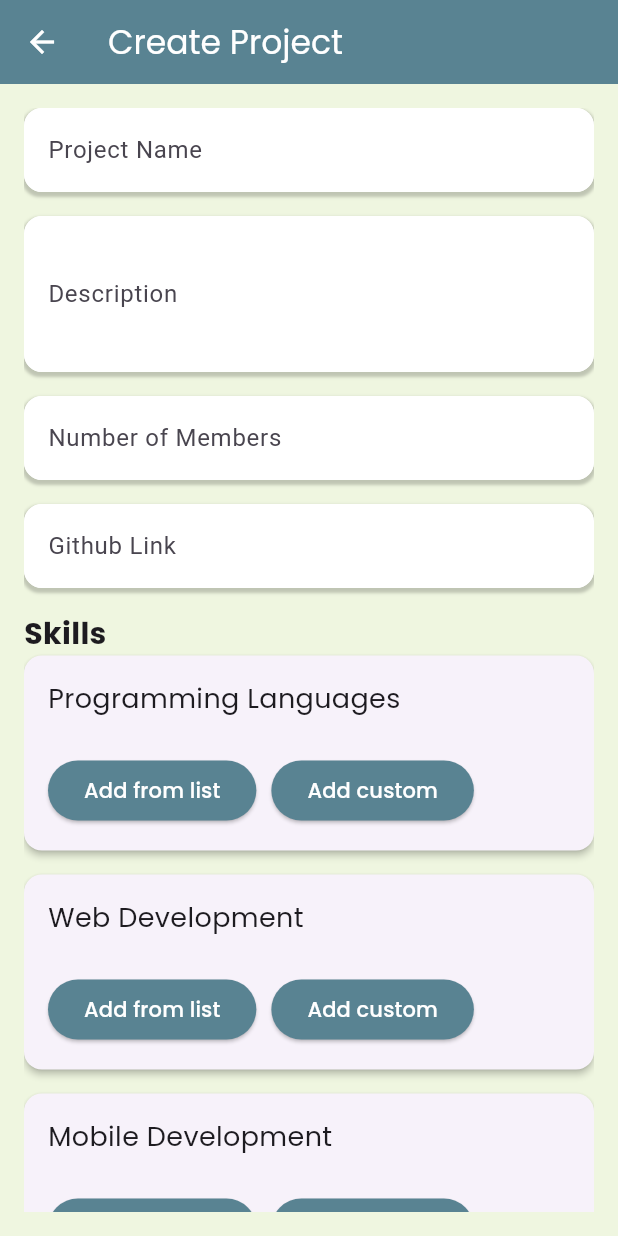
After one commit to lbrown169/Codennect, a Flutter app: the CreateProjectsPage screen opened directly, after a tap on the "arrow back" icon, after a tap on "New Project", on a phone screen of 412 x 824 dp. The commit adds this screen. Run offline on Flutter 3.47's test engine with Material 3 defaults, Android fonts, the phone set to English and light mode, and no system bars; our stand-ins replace google_fonts, shared_preferences; accounts and stored records are empty; network calls fail.

Commit message:
Profile, my projects, and create projects pages

```diff
--- /dev/null
+++ b/mobile/lib/pages/create_project_page.dart
@@ -0,0 +1,380 @@
+import 'package:flutter/material.dart';
+import 'package:google_fonts/google_fonts.dart';
+import 'package:mobile/integration/create_project_call.dart';
+import 'my_projects_page.dart';
+
+class CreateProjectsPage extends StatefulWidget {
+  const CreateProjectsPage({super.key});
+
+  @override
+  State<CreateProjectsPage> createState() => _CreateProjectsPageState();
+}
+
+class _CreateProjectsPageState extends State<CreateProjectsPage> {
+  final _nameController = TextEditingController();
+  final _descriptionController = TextEditingController();
+  final _memberCountController = TextEditingController();
+  final _githubLinkController = TextEditingController();
+  final _formKey = GlobalKey<FormState>();
+
+  int _memberCount = 1;
+
+  List<String> programSkills = [];
+  List<String> webDevelopmentSkills = [];
+  List<String> backendSkills = [];
+  List<String> mobileSkills = [];
+  List<String> otherToolsSkills = [];
+
+  final TextEditingController programLangController = TextEditingController();
+  final TextEditingController webDevelopmentController =
+      TextEditingController();
+  final TextEditingController backendController = TextEditingController();
+  final TextEditingController mobileController = TextEditingController();
+  final TextEditingController otherToolsController = TextEditingController();
+
+  List<String> programLangBank = [
+    'C#',
+    'C++',
+    'Dart',
+    'Java',
+    'JavaScript',
+    'Swift',
+    'TypeScript'
+  ];
+  List<String> webDevelopmentBank = [
+    'Angular',
+    'Express.js',
+    'Node.js',
+    'React',
+    'Vue.js'
+  ];
+  List<String> backendBank = [
+    'Firebase',
+    'GraphQL',
+    'MongoDB',
+    'MySQL',
+    'PostgreSQL',
+    'REST API'
+  ];
+  List<String> mobileDevelopmentBank = [
+    'Android (Kotlin/Java)',
+    'Flutter',
+    'React Native',
+    'iOS (Swift)'
+  ];
+  List<String> otherToolsBank = [
+    'Arduino',
+    'AWS',
+    'Docker',
+    'Figma (UI/UX)',
+    'Google Cloud',
+    'Machine Learning',
+    'OpenAI API',
+    'Raspberry Pi',
+    'TensorFlow'
+  ];
+
+  void addCustomItem(String item, List<String> list) {
+    setState(() {
+      if (item.trim().isNotEmpty) list.add(item.trim());
+    });
+  }
+
+  void addItemFromBank(String item, List<String> list) {
+    setState(() {
+      if (!list.contains(item)) list.add(item);
+    });
+  }
+
+  Widget buildSection(String title, List<String> list, List<String> bank,
+      TextEditingController controller, String inputHint) {
+    return Card(
+      shape: RoundedRectangleBorder(borderRadius: BorderRadius.circular(12)),
+      elevation: 2,
+      margin: const EdgeInsets.only(bottom: 16),
+      child: Padding(
+        padding: const EdgeInsets.all(16),
+        child: Column(
+          crossAxisAlignment: CrossAxisAlignment.start,
+          children: [
+            Text(title, style: GoogleFonts.poppins(fontSize: 18)),
+            const SizedBox(height: 12),
+            Wrap(
+              spacing: 8,
+              runSpacing: 8,
+              children: list
+                  .map((item) => Chip(
+                        label: Text(item, style: GoogleFonts.poppins()),
+                        backgroundColor: const Color(0xFF9DB4C0),
+                        labelStyle: const TextStyle(color: Colors.black),
+                      ))
+                  .toList(),
+            ),
+            const SizedBox(height: 12),
+            Row(
+              children: [
+                ElevatedButton(
+                  onPressed: () {
+                    openBankDialog(context, bank, (item) {
+                      addItemFromBank(item, list);
+                    });
+                  },
+                  style: ElevatedButton.styleFrom(
+                    backgroundColor: const Color(0xFF598392),
+                  ),
+                  child: Text("Add from list",
+                      style: GoogleFonts.poppins(
+                        color: Colors.white,
+                      )),
+                ),
+                const SizedBox(width: 10),
+                ElevatedButton(
+                  onPressed: () {
+                    showDialog(
+                      context: context,
+                      builder: (context) {
+                        return AlertDialog(
+                          title: Text('Enter $title',
+                              style: GoogleFonts.poppins()),
+                          content: TextField(
+                            controller: controller,
+                            decoration: InputDecoration(hintText: inputHint),
+                          ),
+                          actions: [
+                            TextButton(
+                              onPressed: () {
+                                addCustomItem(controller.text, list);
+                                controller.clear();
+                                Navigator.of(context).pop();
+                              },
+                              child: Text('Add', style: GoogleFonts.poppins()),
+                            ),
+                          ],
+                        );
+                      },
+                    );
+                  },
+                  style: ElevatedButton.styleFrom(
+                    backgroundColor: const Color(0xFF598392),
+                  ),
+                  child: Text("Add custom",
+                      style: GoogleFonts.poppins(
+                        color: Colors.white,
+                      )),
+                ),
+              ],
+            ),
+          ],
+        ),
+      ),
+    );
+  }
+
+  void _saveProject() async {
+    if (_formKey.currentState?.validate() ?? false) {
+      print('Project Name: ${_nameController.text}');
+      print('Description: ${_descriptionController.text}');
+      print('Member Count: $_memberCount');
+
+      final success = await CreateProjectCall.createProject(
+        name: _nameController.text,
+        description: _descriptionController.text,
+        memberLimit: _memberCount,
+      );
+
+      if (success) {
+        ScaffoldMessenger.of(context).showSnackBar(
+          const SnackBar(content: Text('Project saved successfully!')),
+        );
+        Navigator.pushReplacement(
+          context,
+          MaterialPageRoute(builder: (context) => const MyProjectsPage()),
+        );
+      } else {
+        ScaffoldMessenger.of(context).showSnackBar(
+          const SnackBar(content: Text('Failed to save project.')),
+        );
+      }
+    } else {
+      ScaffoldMessenger.of(context).showSnackBar(
+        const SnackBar(content: Text('Please fill in all required fields.')),
+      );
+    }
+  }
+
+  @override
+  Widget build(BuildContext context) {
+    return Scaffold(
+      backgroundColor: const Color(0xFFEFF6E0),
+      appBar: AppBar(
+        backgroundColor: const Color(0xFF598392),
+        title: Text(
+          'Create Project',
+          style: GoogleFonts.poppins(color: Colors.white),
+        ),
+        leading: IconButton(
+          icon: const Icon(Icons.arrow_back, color: Colors.white),
+          onPressed: () {
+            Navigator.pushReplacement(
+              context,
+              MaterialPageRoute(builder: (context) => const MyProjectsPage()),
+            );
+          },
+        ),
+      ),
+      body: Padding(
+        padding: const EdgeInsets.all(16.0),
+        child: Form(
+          key: _formKey,
+          child: ListView(
+            children: [
+              _buildTextInput('Project Name', _nameController,
+                  isRequired: true),
+              const SizedBox(height: 16),
+              _buildTextInput('Description', _descriptionController,
+                  isRequired: true, maxLines: 3),
+              const SizedBox(height: 16),
+              _buildTextInput(
+                'Number of Members',
+                _memberCountController,
+                isNumber: true,
+                onChanged: (val) =>
+                    setState(() => _memberCount = int.tryParse(val) ?? 1),
+              ),
+              const SizedBox(height: 16),
+              _buildTextInput('Github Link', _githubLinkController,
+                  isRequired: false),
+              const SizedBox(height: 16),
+              Text('Skills',
+                  style: GoogleFonts.poppins(
+                      fontWeight: FontWeight.bold, fontSize: 20)),
+              buildSection("Programming Languages", programSkills,
+                  programLangBank, programLangController, "Enter a skill"),
+              buildSection(
+                  "Web Development",
+                  webDevelopmentSkills,
+                  webDevelopmentBank,
+                  webDevelopmentController,
+                  "Enter a skill"),
+              buildSection("Mobile Development", mobileSkills,
+                  mobileDevelopmentBank, mobileController, "Enter a skill"),
+              buildSection("Backend and Database", backendSkills, backendBank,
+                  backendController, "Enter a skill"),
+              buildSection("Other Tools", otherToolsSkills, otherToolsBank,
+                  otherToolsController, "Enter a skill"),
+              ElevatedButton(
+                onPressed: _saveProject,
+                style: ElevatedButton.styleFrom(
+                  backgroundColor: const Color(0xFF124559),
+                  padding: const EdgeInsets.symmetric(vertical: 14),
+                ),
+                child: Text('Save Project',
+                    style: GoogleFonts.poppins(color: Colors.white)),
+              ),
+            ],
+          ),
+        ),
+      ),
+    );
+  }
+
+  Widget _buildTextInput(
+    String label,
+    TextEditingController controller, {
+    bool isRequired = false,
+    bool isNumber = false,
+    int maxLines = 1,
+    void Function(String)? onChanged,
+  }) {
+    return Container(
+      decoration: BoxDecoration(
+        color: Colors.white, // Background color of the container
+        borderRadius: BorderRadius.circular(12), // Rounded corners
+        boxShadow: [
+          BoxShadow(
+            color: Colors.black.withOpacity(0.2), // Shadow color with opacity
+            spreadRadius: 1, // How much the shadow spreads
+            blurRadius: 1, // How blurry the shadow is
+            offset:
+                Offset(0, 2), // Position of the shadow (horizontal, vertical)
+          ),
+        ],
+      ),
+      child: TextFormField(
+        controller: controller,
+        keyboardType: isNumber ? TextInputType.number : TextInputType.text,
+        maxLines: maxLines,
+        decoration: InputDecoration(
+          labelText: label,
+          filled: true,
+          fillColor: Colors.white,
+          border: OutlineInputBorder(
+            borderRadius:
+                BorderRadius.circular(12),
+          ),
+          enabledBorder: OutlineInputBorder(
+          borderSide: BorderSide(
+            color: Colors.transparent, // Border color when not focused
+            width: 2.0, // Border width
+          ),
+          borderRadius: BorderRadius.circular(12), // Same rounded corners
+        ),
+          focusedBorder: OutlineInputBorder(
+            borderSide: BorderSide(
+              color: const Color.fromARGB(255, 80, 145, 142), // Border color when focused
+              width: 2.0, // Border width
+            ),
+            borderRadius: BorderRadius.circular(12), // Same rounded corners
+          ),
+          errorBorder: OutlineInputBorder(
+            borderSide: BorderSide(
+              color: Colors.red, // Border color when there is an error
+              width: 2.0, // Border width
+            ),
+            borderRadius: BorderRadius.circular(12), // Same rounded corners
+          ),
+          focusedErrorBorder: OutlineInputBorder(
+            borderSide: BorderSide(
+              color: Colors.red, // Border color when focused and there's an error
+              width: 2.0, // Border width
+            ),
+            borderRadius: BorderRadius.circular(12), // Same rounded corners
+          ),
+        ),
+        onChanged: onChanged,
+        validator: isRequired
+            ? (val) =>
+                (val == null || val.isEmpty) ? '$label is required' : null
+            : null,
+      ),
+    );
+  }
+
+  void openBankDialog(BuildContext context, List<String> bank,
+      Function(String) onItemSelected) {
+    showDialog(
+      context: context,
+      builder: (context) {
+        return AlertDialog(
+          title: Text('Choose an item', style: GoogleFonts.poppins()),
+          content: SizedBox(
+            height: 200,
+            width: double.maxFinite,
+            child: ListView.builder(
+              itemCount: bank.length,
+              itemBuilder: (context, index) {
+                return ListTile(
+                  title: Text(bank[index], style: GoogleFonts.poppins()),
+                  onTap: () {
+                    onItemSelected(bank[index]);
+                    Navigator.of(context).pop();
+                  },
+                );
+              },
+            ),
+          ),
+        );
+      },
+    );
+  }
+}
--- a/mobile/lib/pages/home_page.dart
+++ b/mobile/lib/pages/home_page.dart
@@ -1,6 +1,8 @@
 import 'package:flutter/material.dart';
 import 'package:google_fonts/google_fonts.dart';
 import 'package:mobile/pages/browse_projects_page.dart';
+import 'package:mobile/pages/profile_page.dart';
+import 'package:mobile/pages/my_projects_page.dart';
 
 class HomePage extends StatelessWidget {
   const HomePage({Key? key}) : super(key: key);
@@ -132,12 +134,14 @@ class HomePage extends StatelessWidget {
                         Icons.person_outline,
                         "My Profile",
                         Color(0xFFFFFFFF),
+                        navigateTo: const ProfilePage(),
                       ),
                       _buildServiceCard(
                         context,
                         Icons.folder_open,
                         "My Projects",
                         Color(0xFFFFFFFF),
+                        navigateTo: const MyProjectsPage(),
                       ),
                       _buildServiceCard(
                         context,
--- /dev/null
+++ b/mobile/lib/pages/my_projects_page.dart
@@ -0,0 +1,147 @@
+import 'package:flutter/material.dart';
+import 'package:google_fonts/google_fonts.dart';
+import '../objects/project.dart';
+import '../integration/get_projects_call.dart';
+import 'create_project_page.dart';
+
+class MyProjectsPage extends StatefulWidget {
+  const MyProjectsPage({super.key});
+
+  @override
+  State<MyProjectsPage> createState() => _MyProjectsPageState();
+}
+
+class _MyProjectsPageState extends State<MyProjectsPage> {
+  late Future<List<Project>> _projectsFuture;
+
+  @override
+  void initState() {
+    super.initState();
+    //Need to edit call to get only users projects
+    _projectsFuture = GetProjectsListCall.getProjects().then((data) {
+      return data.map((json) => Project.fromJson(json)).toList();
+    });
+  }
+
+  void _goBack() {
+    Navigator.of(context).pop();
+  }
+
+  void _addProject() {
+    Navigator.pushReplacement(
+      context,
+      MaterialPageRoute(builder: (context) => const CreateProjectsPage()),
+    );
+  }
+
+  @override
+  Widget build(BuildContext context) {
+    return Scaffold(
+      backgroundColor: const Color(0xFFEFF6E0),
+      appBar: AppBar(
+        backgroundColor: const Color(0xFF598392),
+        title: Text(
+          "My Projects",
+          style: GoogleFonts.poppins(color: Colors.white),
+        ),
+        leading: IconButton(
+          icon: const Icon(Icons.arrow_back, color: Colors.white),
+          onPressed: _goBack,
+        ),
+        actions: [
+          Padding(
+            padding:
+                const EdgeInsets.only(right: 16),
+            child: Container(
+              decoration: BoxDecoration(
+                border: Border.all(color: Colors.white, width: 2),
+                borderRadius: BorderRadius.circular(8),
+              ),
+              child: TextButton(
+                onPressed: _addProject,
+                style: TextButton.styleFrom(
+                  padding: const EdgeInsets.symmetric(horizontal: 12, vertical: 1),
+                ),
+                child: Text(
+                  "New Project",
+                  style: GoogleFonts.poppins(color: Colors.white),
+                ),
+              ),
+            ),
+          ),
+        ],
+      ),
+      body: FutureBuilder<List<Project>>(
+        future: _projectsFuture,
+        builder: (context, snapshot) {
+          if (snapshot.connectionState == ConnectionState.waiting) {
+            return const Center(child: CircularProgressIndicator());
+          } else if (snapshot.hasError) {
+            return Center(child: Text("Error: ${snapshot.error}"));
+          } else if (!snapshot.hasData || snapshot.data!.isEmpty) {
+            return const Center(child: Text("No projects found."));
+          }
+
+          final projects = snapshot.data!;
+
+          return ListView.builder(
+            padding: const EdgeInsets.all(16),
+            itemCount: projects.length,
+            itemBuilder: (context, index) {
+              final project = projects[index];
+              return Card(
+                shape: RoundedRectangleBorder(
+                  borderRadius: BorderRadius.circular(12),
+                ),
+                margin: const EdgeInsets.only(bottom: 12),
+                elevation: 3,
+                child: Padding(
+                  padding: const EdgeInsets.all(16),
+                  child: Column(
+                    crossAxisAlignment: CrossAxisAlignment.start,
+                    children: [
+                      Row(
+                        crossAxisAlignment: CrossAxisAlignment.start,
+                        children: [
+                          Expanded(
+                            child: Text(
+                              project.title,
+                              style: GoogleFonts.poppins(
+                                fontSize: 18,
+                                fontWeight: FontWeight.w600,
+                              ),
+                            ),
+                          ),
+                          Container(
+                            padding: const EdgeInsets.symmetric(
+                                horizontal: 10, vertical: 4),
+                            decoration: BoxDecoration(
+                              color: const Color(0xFF124559),
+                              borderRadius: BorderRadius.circular(8),
+                            ),
+                            child: Text(
+                              "${project.currentMembers} members",
+                              style: GoogleFonts.poppins(
+                                color: Colors.white,
+                                fontSize: 12,
+                              ),
+                            ),
+                          ),
+                        ],
+                      ),
+                      const SizedBox(height: 8),
+                      Text(
+                        project.description,
+                        style: GoogleFonts.poppins(fontSize: 14),
+                      ),
+                    ],
+                  ),
+                ),
+              );
+            },
+          );
+        },
+      ),
+    );
+  }
+}
```
Also changed, not shown: mobile/lib/pages/profile_page.dart (added, +202 -0 lines).
